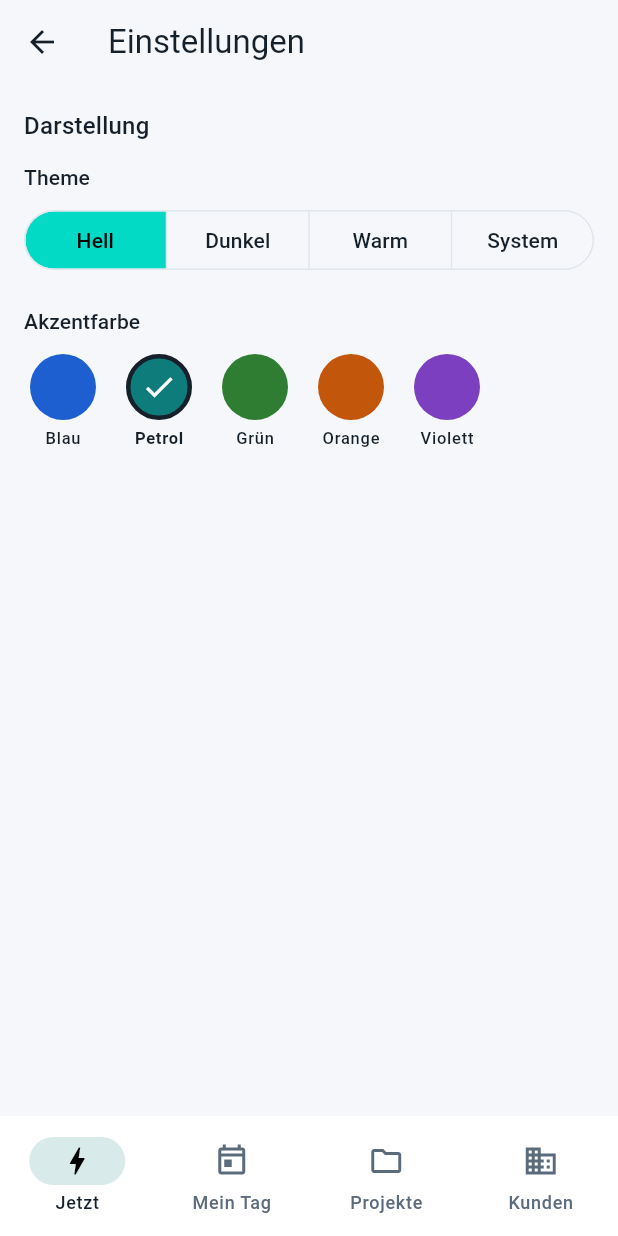
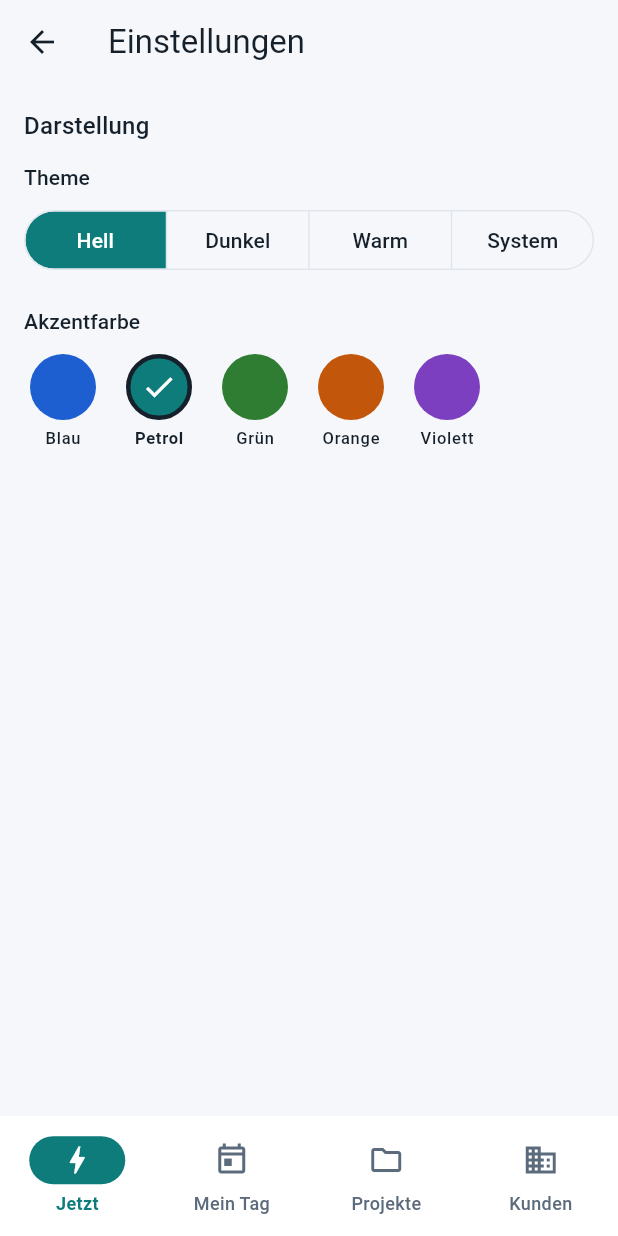
Before and after one commit to Fenron-dev/Quest-Log, a Flutter app: the SettingsScreen screen opened by its route, after a tap on "Petrol", on a phone screen of 412 x 824 dp. Run offline on Flutter 3.47's test engine with Material 3 defaults, Android fonts, the phone set to English and light mode, and no system bars; our stand-ins replace drift, drift_flutter, flutter_riverpod, go_router; accounts and stored records are empty; generated files the repository leaves out were written again.

Commit message:
fix(app): make accent colour visible across the theme
Derive the colour scheme from the accent so containers and selection
states follow it, and use the accent for the navigation indicator and
selected segments. Adds a test that switching accents changes them.

Co-Authored-By: Claude Opus 5.5 <noreply@anthropic.com>

```diff
--- a/app/lib/core/theme/app_theme.dart
+++ b/app/lib/core/theme/app_theme.dart
@@ -94,18 +94,20 @@ abstract final class AppTheme {
   }
 
   static ThemeData _build(_Palette p, Color accent) {
-    final isDark = p.brightness == Brightness.dark;
     final onAccent =
         ThemeData.estimateBrightnessForColor(accent) == Brightness.dark
         ? Colors.white
         : Colors.black;
+    // Derive containers and tints from the accent so selections, indicators
+    // and highlights follow it, then pin the exact accent and palette colours.
     final scheme =
-        (isDark ? const ColorScheme.dark() : const ColorScheme.light())
-            .copyWith(
+        ColorScheme.fromSeed(
+          seedColor: accent,
+          brightness: p.brightness,
+          dynamicSchemeVariant: DynamicSchemeVariant.fidelity,
+        ).copyWith(
           primary: accent,
           onPrimary: onAccent,
-              secondary: accent,
-              onSecondary: onAccent,
           surface: p.card,
           onSurface: p.text,
           onSurfaceVariant: p.mutedText,
@@ -138,7 +140,34 @@ abstract final class AppTheme {
       dividerTheme: DividerThemeData(color: p.border),
       navigationBarTheme: NavigationBarThemeData(
         backgroundColor: p.card,
-        indicatorColor: accent.withValues(alpha: 0.16),
+        indicatorColor: accent,
+        iconTheme: WidgetStateProperty.resolveWith(
+          (states) => IconThemeData(
+            color: states.contains(WidgetState.selected)
+                ? onAccent
+                : p.mutedText,
+          ),
+        ),
+        labelTextStyle: WidgetStateProperty.resolveWith(
+          (states) => TextStyle(
+            fontSize: 12,
+            color: states.contains(WidgetState.selected) ? accent : p.mutedText,
+            fontWeight: states.contains(WidgetState.selected)
+                ? FontWeight.w600
+                : FontWeight.w500,
+          ),
+        ),
+      ),
+      segmentedButtonTheme: SegmentedButtonThemeData(
+        style: ButtonStyle(
+          backgroundColor: WidgetStateProperty.resolveWith(
+            (states) => states.contains(WidgetState.selected) ? accent : null,
+          ),
+          foregroundColor: WidgetStateProperty.resolveWith(
+            (states) =>
+                states.contains(WidgetState.selected) ? onAccent : p.text,
+          ),
+        ),
       ),
     );
   }
```
Also changed, not shown: 1 other file. Lines whose indentation alone changed are shown as unchanged.
